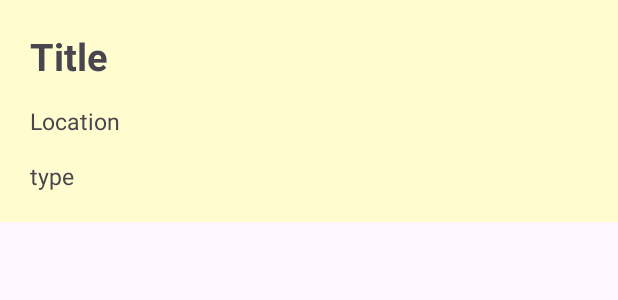
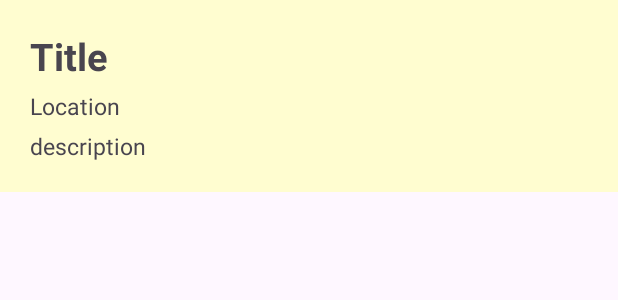
Before and after one commit to JMah007/JapanCatalogue, an Android app: the layout item_catalogue.xml on its own in the app's theme, with its tools: preview values and no code run, on a phone screen of 412 x 824 dp. Shown: the top 300 px of the screen. Run offline under Robolectric (Android 15) with nearby library versions, the phone set to English and light mode, and no system bars.

Commit message:
Reformatted display of each item in recyclerView

```diff
--- a/app/src/main/java/com/example/travelcatalogue/CatalogueAdapter.kt
+++ b/app/src/main/java/com/example/travelcatalogue/CatalogueAdapter.kt
@@ -23,7 +23,7 @@ class CatalogueAdapter(
     class ViewHolder(view: View) : RecyclerView.ViewHolder(view) {
         val title: TextView = view.findViewById(R.id.title)
         val location: TextView = view.findViewById(R.id.location)
-        val type: TextView = view.findViewById(R.id.type)
+        val description: TextView = view.findViewById(R.id.description)
        // val type: TextView = view.findViewById(R.id.type)
     }
 
@@ -37,7 +37,7 @@ class CatalogueAdapter(
         val item = items[position]
         holder.title.text = item.title
         holder.location.text = item.location
-        holder.type.text = item.type
+        holder.description.text = item.description
 
 
 //        holder.itemView.setOnClickListener {
--- a/app/src/main/res/layout/item_catalogue.xml
+++ b/app/src/main/res/layout/item_catalogue.xml
@@ -19,17 +19,19 @@
 <TextView
     android:id="@+id/location"
     android:textSize="15dp"
-    android:paddingTop="15dp"
+    android:paddingTop="5dp"
     android:text="Location"
     android:layout_width="match_parent"
     android:layout_height="wrap_content">
 </TextView>
 
 <TextView
-    android:id="@+id/type"
+    android:id="@+id/description"
     android:textSize="15dp"
-    android:paddingTop="15dp"
-    android:text="type"
+    android:paddingTop="5dp"
+    android:text="description"
+    android:maxLines="2"
+    android:ellipsize="end"
     android:layout_width="match_parent"
     android:layout_height="wrap_content">
 </TextView>
```
